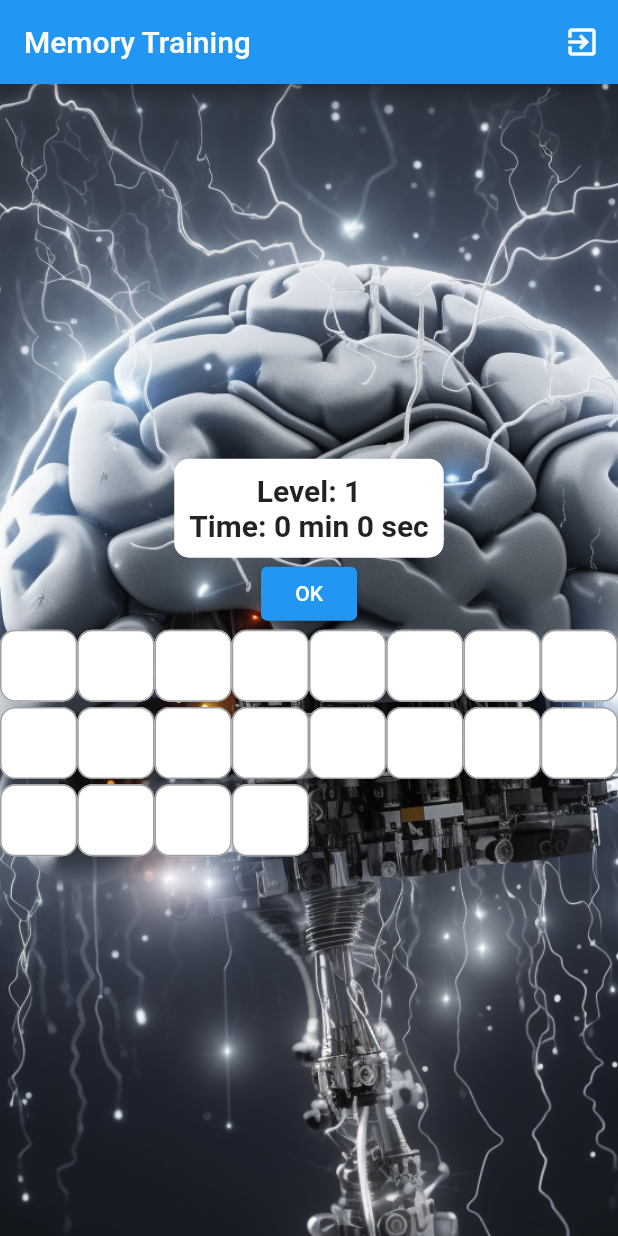
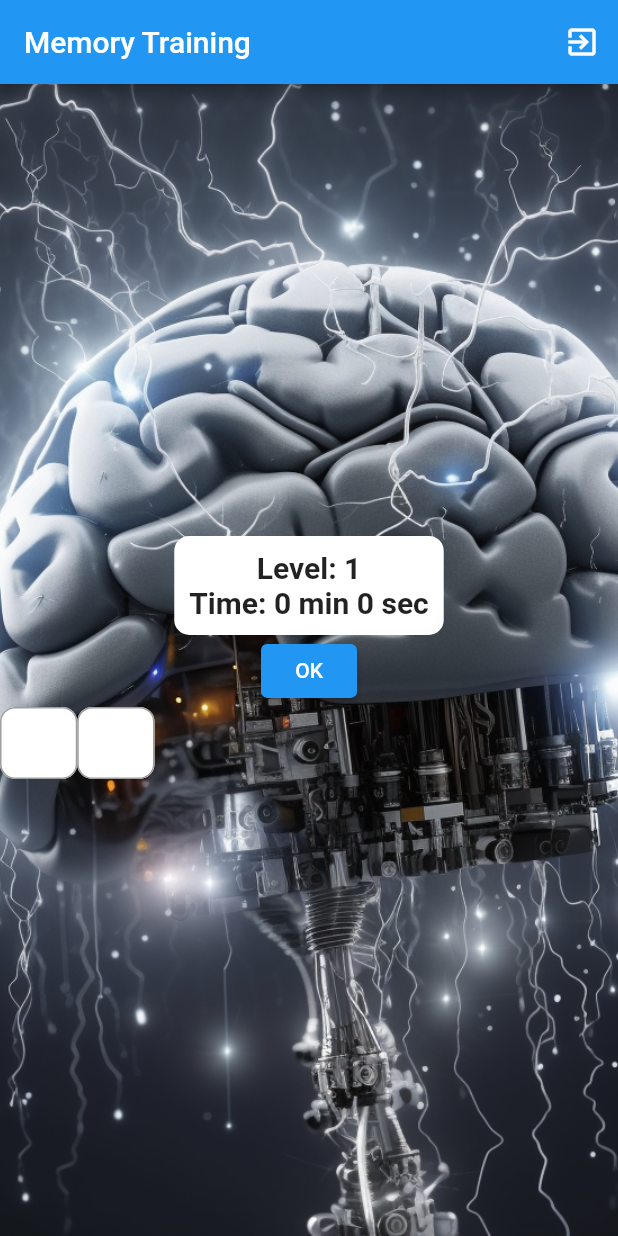
Before and after one commit to netcaster1/memorytrainer, a Flutter app: the screen it shows after launch, after a tap on "Start New Game", after a tap on "OK", on a phone screen of 412 x 824 dp. Run offline on Flutter 3.47's test engine with Material 2 defaults, Android fonts, the phone set to English and light mode, and no system bars; our stand-ins replace shared_preferences, vibration.

Commit message:
Something improved

```diff
--- a/lib/main.dart
+++ b/lib/main.dart
@@ -5,6 +5,7 @@ import 'dart:math';
 import 'package:flutter/material.dart';
 import 'package:flutter/services.dart';
 import 'package:shared_preferences/shared_preferences.dart';
+import 'package:vibration/vibration.dart';
 
 // void main() {
 //   runApp(const MaterialApp(
@@ -32,7 +33,7 @@ class MyApp extends StatelessWidget {
 }
 
 class StartPage extends StatelessWidget {
-  const StartPage({super.key});
+  const StartPage({Key? key}) : super(key: key);
 
   @override
   Widget build(BuildContext context) {
@@ -61,32 +62,18 @@ class StartPage extends StatelessWidget {
             if (snapshot.connectionState == ConnectionState.waiting) {
               return const CircularProgressIndicator();
             } else {
-              final lastLevel = snapshot.data;
-              return Column(
-                mainAxisAlignment: MainAxisAlignment.center,
-                children: <Widget>[
-                  ElevatedButton(
-                    child: const Text('Start New Game'),
-                    onPressed: () => Navigator.pushReplacement(
-                      context,
-                      MaterialPageRoute(
-                        fullscreenDialog: true,
-                        builder: (context) => const HomePage(level: 1),
-                      ),
+              final lastLevel = snapshot.data ?? 1;
+              return ListView.builder(
+                itemCount: lastLevel,
+                itemBuilder: (context, index) {
+                  int level = index + 1;
+                  return ListTile(
+                    title: ElevatedButton(
+                      child: Text(level == 1 ? 'Start New Game' : 'Start Level $level'),
+                      onPressed: () => _showConfirmDialog(context, level, lastLevel),
                     ),
-                  ),
-                  if (lastLevel != null && lastLevel > 1)
-                    ElevatedButton(
-                      child: Text('Continue from Level $lastLevel'),
-                      onPressed: () => Navigator.pushReplacement(
-                        context,
-                        MaterialPageRoute(
-                          fullscreenDialog: true,
-                          builder: (context) => HomePage(level: lastLevel),
-                        ),
-                      ),
-                    ),
-                ],
+                  );
+                },
               );
             }
           },
@@ -98,6 +85,45 @@ class StartPage extends StatelessWidget {
   Future<int?> _getLastLevel() async {
     SharedPreferences prefs = await SharedPreferences.getInstance();
     return prefs.getInt('level');
+  }
+
+  void _showConfirmDialog(BuildContext context, int level, int lastLevel) {
+    if (level < lastLevel) {
+      showDialog(
+        context: context,
+        builder: (context) => AlertDialog(
+          title: const Text('Confirm Level Selection'),
+          content: Text('Are you sure you want to start from level $level? Your last level will be reset to $level.'),
+          actions: [
+            TextButton(
+              child: const Text('OK'),
+              onPressed: () {
+                Navigator.pop(context);
+                _startLevel(context, level);
+              },
+            ),
+            TextButton(
+              child: const Text('Cancel'),
+              onPressed: () {
+                Navigator.pop(context);
+              },
+            ),
+          ],
+        ),
+      );
+    } else {
+      _startLevel(context, level);
+    }
+  }
+
+  void _startLevel(BuildContext context, int level) {
+    Navigator.pushReplacement(
+      context,
+      MaterialPageRoute(
+        fullscreenDialog: true,
+        builder: (context) => HomePage(level: level),
+      ),
+    );
   }
 }
 
@@ -138,7 +164,7 @@ class _HomePageState extends State<HomePage> {
   }
 
   void startGame(int level) {
-    int numCount = 20 + 20 * (level - 1);
+    int numCount = 2 + 2 * (level - 1);
     originalNumbers = List<String>.generate(numCount, (index) {
       int randomNum = rng.nextInt(100);
       return randomNum < 10 ? '0$randomNum' : randomNum.toString();
@@ -351,6 +377,10 @@ class ResultsPage extends StatelessWidget {
   Widget build(BuildContext context) {
     double screenWidth = MediaQuery.of(context).size.width;
 
+    if (accuracyIsPerfect) {
+      Vibration.vibrate();
+    }
+
     return Scaffold(
       appBar: AppBar(
         automaticallyImplyLeading: false,
@@ -377,7 +407,7 @@ class ResultsPage extends StatelessWidget {
         child: Center(
           child: Column(
             mainAxisAlignment: MainAxisAlignment.center,
-            children:  <Widget>[
+            children: <Widget>[
               Container(
                 padding: const EdgeInsets.all(20),
                 decoration: BoxDecoration(
```
Also changed, not shown: pubspec.yaml (+8 -0 lines), images/brainicon.png (added), pubspec.lock, 29 other files.
